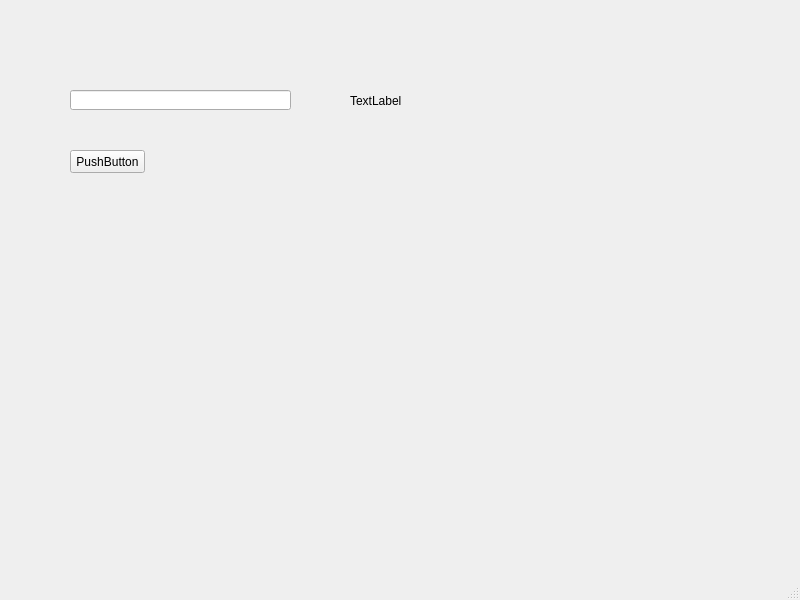
Before: the Qt Designer form python/solver/main_window.ui in jhg-github/tools, drawn with Qt 5.
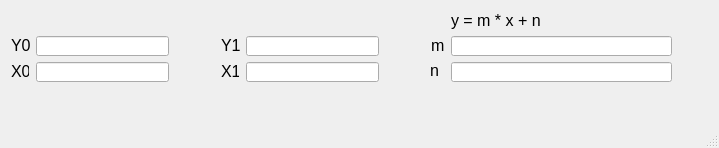
After: the same form once the commit is applied.

Commit message: adding x and y labels and lineedits

Diff of the .ui file:
```diff
--- a/python/solver/main_window.ui
+++ b/python/solver/main_window.ui
@@ -6,50 +6,242 @@
    <rect>
     <x>0</x>
     <y>0</y>
-    <width>800</width>
-    <height>600</height>
+    <width>719</width>
+    <height>148</height>
    </rect>
   </property>
   <property name="windowTitle">
    <string>MainWindow</string>
   </property>
   <widget class="QWidget" name="centralwidget">
-   <widget class="QPushButton" name="pushButton">
-    <property name="geometry">
-     <rect>
-      <x>70</x>
-      <y>150</y>
-      <width>75</width>
-      <height>23</height>
-     </rect>
-    </property>
-    <property name="text">
-     <string>PushButton</string>
-    </property>
-   </widget>
    <widget class="QLabel" name="label">
     <property name="geometry">
      <rect>
-      <x>350</x>
-      <y>70</y>
-      <width>251</width>
-      <height>61</height>
+      <x>11</x>
+      <y>62</y>
+      <width>18</width>
+      <height>19</height>
      </rect>
     </property>
+    <property name="font">
+     <font>
+      <pointsize>12</pointsize>
+     </font>
+    </property>
     <property name="text">
-     <string>TextLabel</string>
+     <string>X0</string>
     </property>
+    <property name="scaledContents">
+     <bool>false</bool>
+    </property>
+    <property name="wordWrap">
+     <bool>false</bool>
+    </property>
    </widget>
-   <widget class="QLineEdit" name="lineEdit">
+   <widget class="QLabel" name="label_2">
     <property name="geometry">
      <rect>
-      <x>70</x>
-      <y>90</y>
+      <x>221</x>
+      <y>62</y>
+      <width>18</width>
+      <height>19</height>
+     </rect>
+    </property>
+    <property name="font">
+     <font>
+      <pointsize>12</pointsize>
+     </font>
+    </property>
+    <property name="text">
+     <string>X1</string>
+    </property>
+    <property name="scaledContents">
+     <bool>false</bool>
+    </property>
+    <property name="wordWrap">
+     <bool>false</bool>
+    </property>
+   </widget>
+   <widget class="QLabel" name="label_3">
+    <property name="geometry">
+     <rect>
+      <x>221</x>
+      <y>36</y>
+      <width>19</width>
+      <height>19</height>
+     </rect>
+    </property>
+    <property name="font">
+     <font>
+      <pointsize>12</pointsize>
+     </font>
+    </property>
+    <property name="text">
+     <string>Y1</string>
+    </property>
+    <property name="scaledContents">
+     <bool>false</bool>
+    </property>
+    <property name="wordWrap">
+     <bool>false</bool>
+    </property>
+   </widget>
+   <widget class="QLabel" name="label_4">
+    <property name="geometry">
+     <rect>
+      <x>11</x>
+      <y>36</y>
+      <width>19</width>
+      <height>19</height>
+     </rect>
+    </property>
+    <property name="font">
+     <font>
+      <pointsize>12</pointsize>
+     </font>
+    </property>
+    <property name="text">
+     <string>Y0</string>
+    </property>
+    <property name="scaledContents">
+     <bool>false</bool>
+    </property>
+    <property name="wordWrap">
+     <bool>false</bool>
+    </property>
+   </widget>
+   <widget class="QLineEdit" name="lineEditY0">
+    <property name="geometry">
+     <rect>
+      <x>36</x>
+      <y>36</y>
+      <width>133</width>
+      <height>20</height>
+     </rect>
+    </property>
+   </widget>
+   <widget class="QLineEdit" name="lineEditY1">
+    <property name="geometry">
+     <rect>
+      <x>246</x>
+      <y>36</y>
+      <width>133</width>
+      <height>20</height>
+     </rect>
+    </property>
+   </widget>
+   <widget class="QLineEdit" name="lineEditX1">
+    <property name="geometry">
+     <rect>
+      <x>246</x>
+      <y>62</y>
+      <width>133</width>
+      <height>20</height>
+     </rect>
+    </property>
+   </widget>
+   <widget class="QLineEdit" name="lineEditX0">
+    <property name="geometry">
+     <rect>
+      <x>36</x>
+      <y>62</y>
+      <width>133</width>
+      <height>20</height>
+     </rect>
+    </property>
+   </widget>
+   <widget class="QLabel" name="label_5">
+    <property name="geometry">
+     <rect>
+      <x>431</x>
+      <y>36</y>
+      <width>16</width>
+      <height>19</height>
+     </rect>
+    </property>
+    <property name="font">
+     <font>
+      <pointsize>12</pointsize>
+     </font>
+    </property>
+    <property name="text">
+     <string>m</string>
+    </property>
+    <property name="scaledContents">
+     <bool>false</bool>
+    </property>
+    <property name="wordWrap">
+     <bool>false</bool>
+    </property>
+   </widget>
+   <widget class="QLineEdit" name="lineEditX1_2">
+    <property name="geometry">
+     <rect>
+      <x>451</x>
+      <y>62</y>
       <width>221</width>
       <height>20</height>
      </rect>
     </property>
    </widget>
+   <widget class="QLabel" name="label_6">
+    <property name="geometry">
+     <rect>
+      <x>430</x>
+      <y>60</y>
+      <width>16</width>
+      <height>20</height>
+     </rect>
+    </property>
+    <property name="font">
+     <font>
+      <pointsize>12</pointsize>
+     </font>
+    </property>
+    <property name="text">
+     <string>n</string>
+    </property>
+    <property name="scaledContents">
+     <bool>false</bool>
+    </property>
+    <property name="wordWrap">
+     <bool>false</bool>
+    </property>
+   </widget>
+   <widget class="QLineEdit" name="lineEditY1_2">
+    <property name="geometry">
+     <rect>
+      <x>451</x>
+      <y>36</y>
+      <width>221</width>
+      <height>20</height>
+     </rect>
+    </property>
+   </widget>
+   <widget class="QLabel" name="label_7">
+    <property name="geometry">
+     <rect>
+      <x>451</x>
+      <y>11</y>
+      <width>102</width>
+      <height>19</height>
+     </rect>
+    </property>
+    <property name="font">
+     <font>
+      <pointsize>12</pointsize>
+     </font>
+    </property>
+    <property name="text">
+     <string>y = m * x + n</string>
+    </property>
+    <property name="scaledContents">
+     <bool>false</bool>
+    </property>
+    <property name="wordWrap">
+     <bool>false</bool>
+    </property>
+   </widget>
   </widget>
   <widget class="QMenuBar" name="menubar">
    <property name="geometry">
```
Left out of the diff: 2 changed lines with no effect on the pictures.
